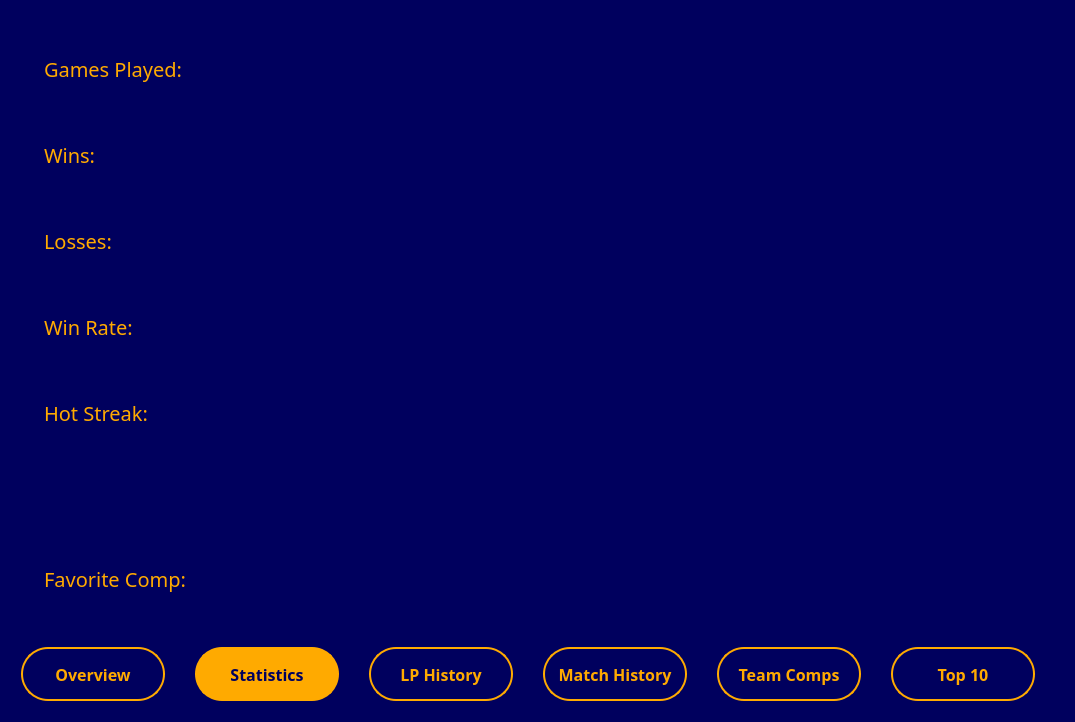
Before: the Qt Designer form analyticswindow.ui in YannikSahl/TFT-Analyzer, drawn with Qt 5.
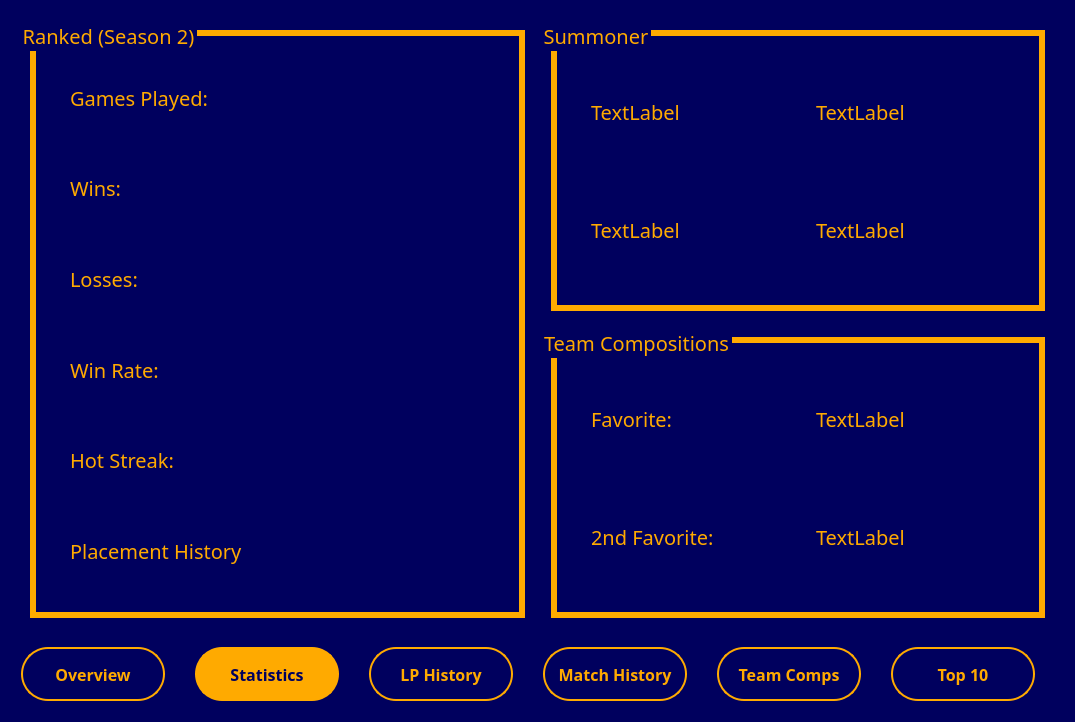
After: the same form once the commit is applied. The open tabs and pages were chosen to show the change. Icons and pictures are not drawn.

Commit message: Refined Statistics Tab

The edit to the form file:
```diff
--- a/analyticswindow.ui
+++ b/analyticswindow.ui
@@ -284,58 +284,107 @@
       </layout>
      </widget>
      <widget class="QWidget" name="statisticsTab">
+      <property name="styleSheet">
+       <string notr="true">QGroupBox {
+	border: 6px solid;
+	padding: 10px;
+	margin: 2px;
+	border-color: rgb(255, 170, 0);;
+}
+QWidget {
+	margin: 10px;
+}</string>
+      </property>
       <attribute name="title">
        <string>Statistics</string>
       </attribute>
       <layout class="QGridLayout" name="gridLayout_7">
-       <item row="0" column="0">
+       <item row="0" column="1">
+        <widget class="QGroupBox" name="groupBox_2">
+         <property name="title">
+          <string>Summoner</string>
+         </property>
+         <layout class="QGridLayout" name="gridLayout_3">
+          <item row="0" column="0">
+           <widget class="QLabel" name="label_3">
+            <property name="text">
+             <string>TextLabel</string>
+            </property>
+           </widget>
+          </item>
+          <item row="0" column="1">
+           <widget class="QLabel" name="label_4">
+            <property name="text">
+             <string>TextLabel</string>
+            </property>
+           </widget>
+          </item>
+          <item row="1" column="0">
+           <widget class="QLabel" name="label_5">
+            <property name="text">
+             <string>TextLabel</string>
+            </property>
+           </widget>
+          </item>
+          <item row="1" column="1">
+           <widget class="QLabel" name="label_6">
+            <property name="text">
+             <string>TextLabel</string>
+            </property>
+           </widget>
+          </item>
+         </layout>
+        </widget>
+       </item>
+       <item row="1" column="1">
+        <widget class="QGroupBox" name="groupBox_3">
+         <property name="title">
+          <string>Team Compositions</string>
+         </property>
+         <layout class="QGridLayout" name="gridLayout_8">
+          <item row="0" column="0">
+           <widget class="QLabel" name="label_7">
+            <property name="text">
+             <string>Favorite:</string>
+            </property>
+           </widget>
+          </item>
+          <item row="0" column="1">
+           <widget class="QLabel" name="label_8">
+            <property name="text">
+             <string>TextLabel</string>
+            </property>
+           </widget>
+          </item>
+          <item row="1" column="0">
+           <widget class="QLabel" name="label_9">
+            <property name="text">
+             <string>2nd Favorite: </string>
+            </property>
+           </widget>
+          </item>
+          <item row="1" column="1">
+           <widget class="QLabel" name="label_10">
+            <property name="text">
+             <string>TextLabel</string>
+            </property>
+           </widget>
+          </item>
+         </layout>
+        </widget>
+       </item>
+       <item row="0" column="0" rowspan="2">
         <widget class="QGroupBox" name="groupBox">
          <property name="styleSheet">
-          <string notr="true">margin-left: 5px;
-border: 0;</string>
+          <string notr="true"/>
          </property>
          <property name="title">
-          <string/>
+          <string>Ranked (Season 2)</string>
          </property>
          <property name="alignment">
-          <set>Qt::AlignCenter</set>
+          <set>Qt::AlignLeading|Qt::AlignLeft|Qt::AlignVCenter</set>
          </property>
          <layout class="QGridLayout" name="gridLayout_6">
-          <item row="7" column="0">
-           <widget class="QLabel" name="label_favoriteComp">
-            <property name="text">
-             <string>Favorite Comp:</string>
-            </property>
-           </widget>
-          </item>
-          <item row="3" column="0">
-           <widget class="QLabel" name="label_winRate">
-            <property name="text">
-             <string>Win Rate:</string>
-            </property>
-           </widget>
-          </item>
-          <item row="3" column="1">
-           <widget class="QLabel" name="label_data_winRate">
-            <property name="text">
-             <string/>
-            </property>
-           </widget>
-          </item>
-          <item row="5" column="0">
-           <widget class="QLabel" name="label_hotStreak">
-            <property name="text">
-             <string>Hot Streak:</string>
-            </property>
-           </widget>
-          </item>
-          <item row="2" column="1">
-           <widget class="QLabel" name="label_data_losses">
-            <property name="text">
-             <string/>
-            </property>
-           </widget>
-          </item>
           <item row="0" column="1">
            <widget class="QLabel" name="label_data_gamesPlayed">
             <property name="text">
@@ -380,8 +429,22 @@
             </property>
            </widget>
           </item>
-          <item row="7" column="1">
-           <widget class="QLabel" name="labeL_data_favoriteComp">
+          <item row="6" column="0">
+           <widget class="QLabel" name="label_placementHistory">
+            <property name="text">
+             <string>Placement History</string>
+            </property>
+           </widget>
+          </item>
+          <item row="3" column="0">
+           <widget class="QLabel" name="label_winRate">
+            <property name="text">
+             <string>Win Rate:</string>
+            </property>
+           </widget>
+          </item>
+          <item row="3" column="1">
+           <widget class="QLabel" name="label_data_winRate">
             <property name="text">
              <string/>
             </property>
@@ -394,21 +457,33 @@
             </property>
            </widget>
           </item>
-          <item row="6" column="0">
-           <spacer name="verticalSpacer">
-            <property name="orientation">
-             <enum>Qt::Vertical</enum>
+          <item row="5" column="1">
+           <widget class="QLabel" name="label_data_hotStreak">
+            <property name="text">
+             <string/>
             </property>
-            <property name="sizeType">
-             <enum>QSizePolicy::Preferred</enum>
+           </widget>
+          </item>
+          <item row="1" column="0">
+           <widget class="QLabel" name="label_wins">
+            <property name="text">
+             <string>Wins:</string>
             </property>
-            <property name="sizeHint" stdset="0">
-             <size>
-              <width>30</width>
-              <height>80</height>
-             </size>
+           </widget>
+          </item>
+          <item row="5" column="0">
+           <widget class="QLabel" name="label_hotStreak">
+            <property name="text">
+             <string>Hot Streak:</string>
             </property>
-           </spacer>
+           </widget>
+          </item>
+          <item row="2" column="1">
+           <widget class="QLabel" name="label_data_losses">
+            <property name="text">
+             <string/>
+            </property>
+           </widget>
           </item>
          </layout>
         </widget>
```
Left out of the diff: 48 changed lines with no effect on the pictures.
